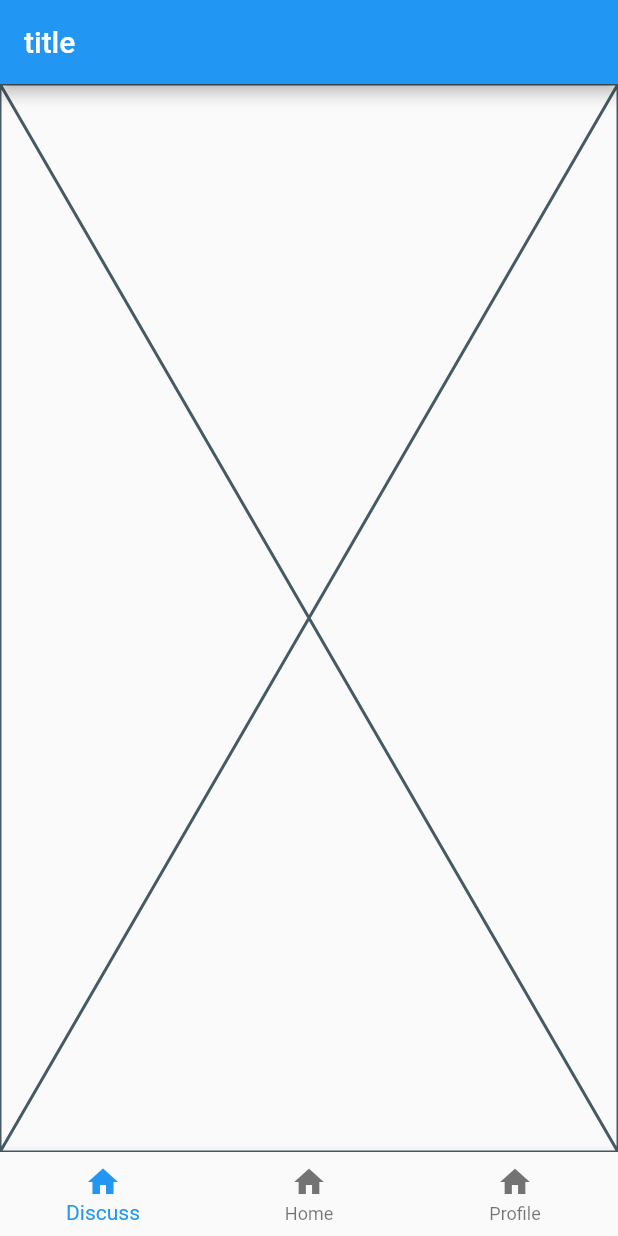
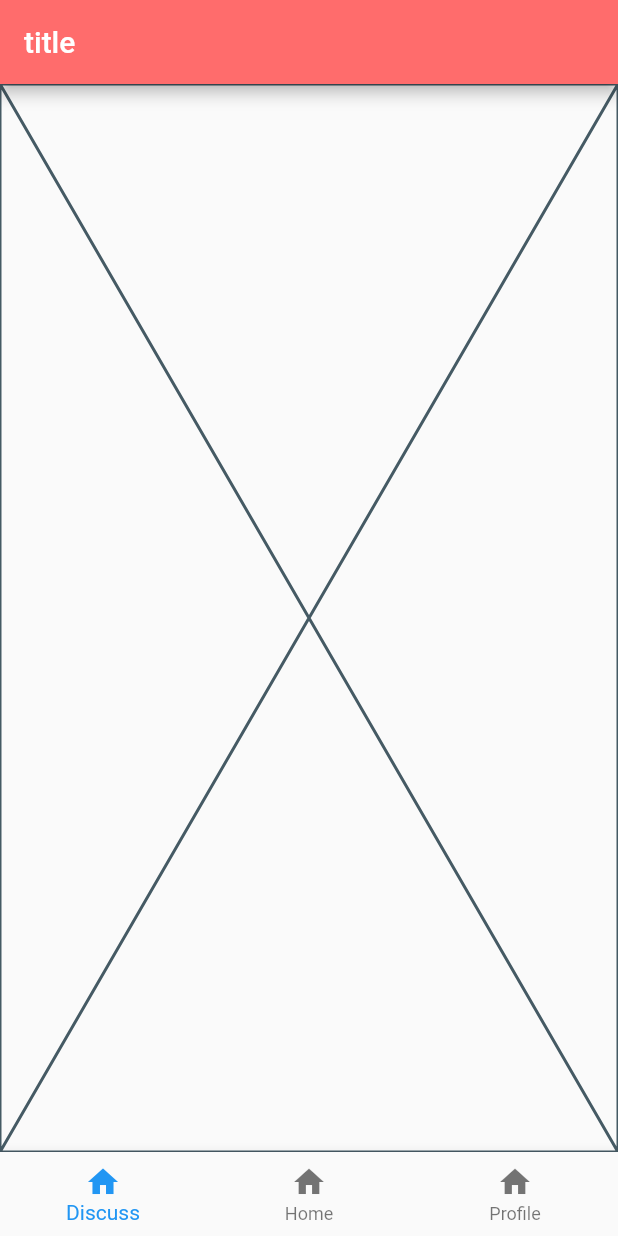
Before and after one commit to psk907/hacktable, a Flutter app: the screen it shows after launch, on a phone screen of 412 x 824 dp. Run offline on Flutter 3.47's test engine with Material 2 defaults, Android fonts, the phone set to English and light mode, and no system bars; our stand-ins replace dio, flutter_svg, get_it.

Commit message:
Theme Colours added

```diff
--- a/lib/app.dart
+++ b/lib/app.dart
@@ -1,5 +1,7 @@
 import 'package:flutter/material.dart';
 import 'package:hacktable/components/bottom_nav_bar.dart';
+import 'package:hacktable/playground/playground.dart';
+import 'package:hacktable/themeconfig.dart';
 
 class App extends StatefulWidget {
   App({Key key}) : super(key: key);
@@ -32,6 +34,7 @@ class _AppState extends State<App> with SingleTickerProviderStateMixin {
 
     return Scaffold(
       appBar: AppBar(
+        backgroundColor: ThemeConfig.AppBarBackground,
         title: Text('title'),
       ),
       body: _buildBody(),
--- a/lib/themeconfig.dart
+++ b/lib/themeconfig.dart
@@ -9,3 +9,14 @@ class ScrollWithoutMaterialOverflowGlow extends ScrollBehavior {
     return child;
   }
 }
+class ThemeConfig {
+
+  static const AppBarBackground = Color.fromRGBO(255,108,108,1.0);
+  static const darker = const Color(0xff5353);
+  static const lighter = const Color(0xff8686);
+  static const paleyellow = const Color(0xffeaa7);
+  static const dribble = const Color(0xFF6C6C);
+  static const themegreen = const Color(0x87B199);
+  static const themeblue = const Color(0x6D9DF1);
+
+}
```
Also changed, not shown: pubspec.lock, 7 other files.
